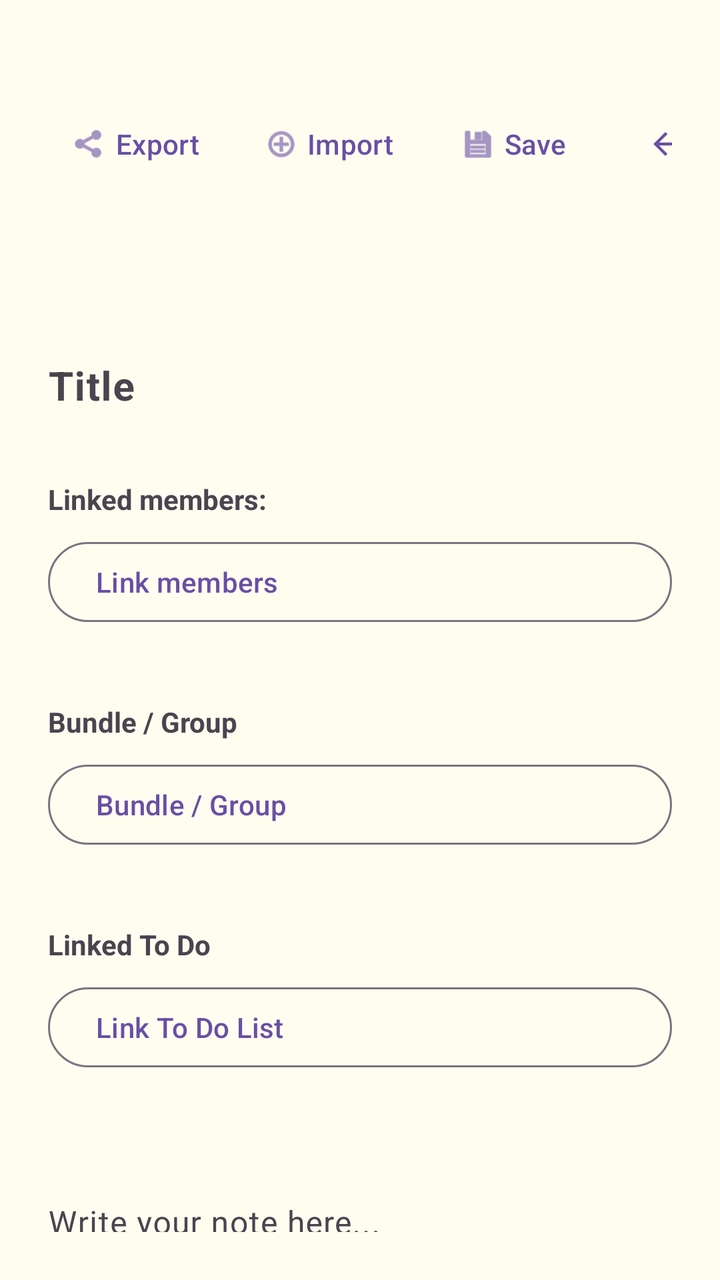
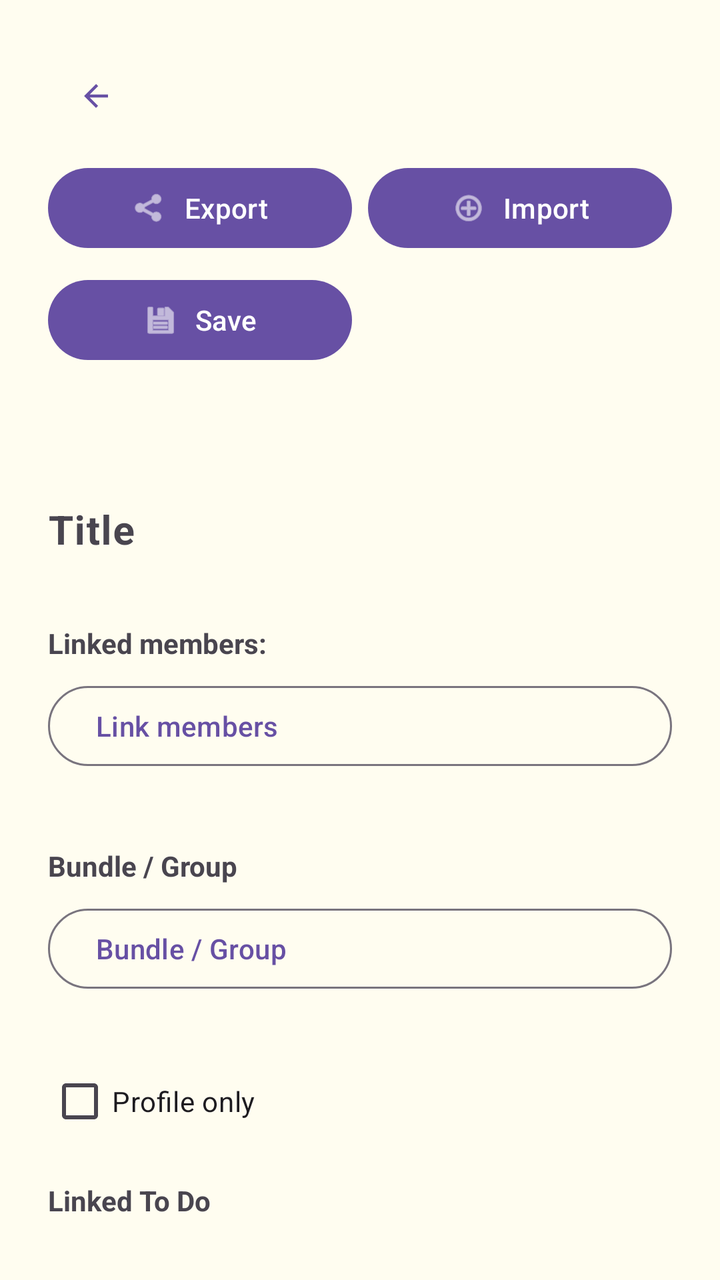

Compare the two renders of this Android layout. The source of the first and the diff that turns it into the second are given below.
<!-- AndroidManifest.xml: application theme Theme.PluralApp001 -->
<!-- res/layout/activity_edit_note.xml -->
<?xml version="1.0" encoding="utf-8"?>
<androidx.constraintlayout.widget.ConstraintLayout xmlns:android="http://schemas.android.com/apk/res/android"
    xmlns:app="http://schemas.android.com/apk/res-auto"
    android:layout_width="match_parent"
    android:layout_height="match_parent"
    android:soundEffectsEnabled="false"
    android:fitsSystemWindows="true"
    android:background="#FFFDF0">

    <LinearLayout
        android:layout_width="match_parent"
        android:layout_height="match_parent"
        android:orientation="vertical"
        android:paddingTop="48dp"
        android:paddingStart="24dp"
        android:paddingEnd="24dp"
        android:paddingBottom="24dp">

        <RelativeLayout
            android:layout_width="match_parent"
            android:layout_height="wrap_content"
            android:layout_marginBottom="40dp">

            <LinearLayout
                android:layout_width="wrap_content"
                android:layout_height="wrap_content"
                android:layout_alignParentEnd="true"
                android:orientation="horizontal"
                android:gravity="center_vertical">

                <Button
                    android:id="@+id/btnReply"
                    style="@style/Widget.Material3.Button.TextButton"
                    android:layout_width="wrap_content"
                    android:layout_height="wrap_content"
                    android:minWidth="80dp"
                    android:layout_marginEnd="4dp"
                    app:icon="@android:drawable/ic_menu_revert"
                    app:iconGravity="textStart"
                    android:text="@string/action_reply"
                    android:visibility="gone" />

                <Button
                    android:id="@+id/btnMarkRead"
                    style="@style/Widget.Material3.Button.TextButton"
                    android:layout_width="wrap_content"
                    android:layout_height="wrap_content"
                    android:minWidth="80dp"
                    android:layout_marginEnd="4dp"
                    app:icon="@android:drawable/checkbox_on_background"
                    app:iconGravity="textStart"
                    android:text="@string/action_mark_read"
                    android:visibility="gone" />

                <Button
                    android:id="@+id/btnEditNoteMode"
                    style="@style/Widget.Material3.Button.TextButton"
                    android:layout_width="wrap_content"
                    android:layout_height="wrap_content"
                    android:minWidth="80dp"
                    android:layout_marginEnd="4dp"
                    app:icon="@android:drawable/ic_menu_edit"
                    app:iconGravity="textStart"
                    android:text="@string/edit"
                    android:visibility="gone" />

                <Button
                    android:id="@+id/btnExportNotePopup"
                    style="@style/Widget.Material3.Button.TextButton"
                    android:layout_width="wrap_content"
                    android:layout_height="wrap_content"
                    android:minWidth="80dp"
                    android:layout_marginEnd="8dp"
                    app:icon="@android:drawable/ic_menu_share"
                    app:iconGravity="textStart"
                    android:text="@string/action_export" />

                <Button
                    android:id="@+id/btnImportNote"
                    style="@style/Widget.Material3.Button.TextButton"
                    android:layout_width="wrap_content"
                    android:layout_height="wrap_content"
                    android:minWidth="80dp"
                    android:layout_marginEnd="8dp"
                    app:icon="@android:drawable/ic_menu_add"
                    app:iconGravity="textStart"
                    android:text="@string/action_import_note" />

                <Button
                    android:id="@+id/btnDeleteNote"
                    style="@style/Widget.Material3.Button.TextButton"
                    android:layout_width="wrap_content"
                    android:layout_height="wrap_content"
                    android:minWidth="80dp"
                    android:layout_marginEnd="8dp"
                    app:icon="@android:drawable/ic_menu_delete"
                    app:iconGravity="textStart"
                    android:text="@string/delete"
                    android:textColor="#FF0000"
                    android:visibility="gone" />

                <Button
                    android:id="@+id/btnSaveNote"
                    style="@style/Widget.Material3.Button.TextButton"
                    android:layout_width="wrap_content"
                    android:layout_height="wrap_content"
                    android:minWidth="80dp"
                    android:layout_marginEnd="8dp"
                    app:icon="@android:drawable/ic_menu_save"
                    app:iconGravity="textStart"
                    android:text="@string/save" />

                <View
                    android:layout_width="4dp"
                    android:layout_height="0dp" />

                <Button
                    android:id="@+id/btnEditNoteBack"
                    style="@style/Widget.Material3.Button.TextButton"
                    android:layout_width="48dp"
                    android:layout_height="48dp"
                    android:padding="0dp"
                    app:icon="@drawable/abc_ic_ab_back_material"
                    app:iconGravity="textStart"
                    app:iconPadding="0dp"
                    android:text="" />

            </LinearLayout>
        </RelativeLayout>

        <androidx.core.widget.NestedScrollView
            android:layout_width="match_parent"
            android:layout_height="0dp"
            android:layout_weight="1"
            android:layout_marginTop="16dp">

            <LinearLayout
                android:layout_width="match_parent"
                android:layout_height="wrap_content"
                android:orientation="vertical">

                <com.google.android.material.textfield.TextInputLayout
                    android:id="@+id/layoutNoteTitle"
                    android:layout_width="match_parent"
                    android:layout_height="wrap_content"
                    android:hint="@string/hint_note_title"
                    app:boxBackgroundMode="none"
                    app:boxStrokeWidth="0dp">

                    <com.google.android.material.textfield.TextInputEditText
                        android:id="@+id/editNoteTitle"
                        android:layout_width="match_parent"
                        android:layout_height="wrap_content"
                        android:paddingStart="0dp"
                        android:paddingEnd="0dp"
                        android:background="@null"
                        android:textSize="20sp"
                        android:textStyle="bold"
                        android:inputType="textCapSentences" />
                </com.google.android.material.textfield.TextInputLayout>

                <TextView
                    android:id="@+id/labelLinkedMembers"
                    android:layout_width="match_parent"
                    android:layout_height="wrap_content"
                    android:layout_marginTop="16dp"
                    android:text="@string/label_linked_members"
                    android:textSize="14sp"
                    android:textStyle="bold" />

                <Button
                    android:id="@+id/btnLinkMembers"
                    style="@style/Widget.Material3.Button.OutlinedButton"
                    android:layout_width="match_parent"
                    android:layout_height="wrap_content"
                    android:layout_marginTop="8dp"
                    android:text="@string/action_link_members"
                    android:textAlignment="viewStart" />

                <TextView
                    android:id="@+id/linkedMembersText"
                    android:layout_width="match_parent"
                    android:layout_height="wrap_content"
                    android:layout_marginTop="4dp"
                    android:textSize="12sp"
                    android:alpha="0.7" />

                <TextView
                    android:id="@+id/labelBundle"
                    android:layout_width="match_parent"
                    android:layout_height="wrap_content"
                    android:layout_marginTop="16dp"
                    android:text="@string/label_bundle"
                    android:textSize="14sp"
                    android:textStyle="bold" />

                <Button
                    android:id="@+id/btnSelectBundle"
                    style="@style/Widget.Material3.Button.OutlinedButton"
                    android:layout_width="match_parent"
                    android:layout_height="wrap_content"
                    android:layout_marginTop="8dp"
                    android:text="@string/label_bundle"
                    android:textAlignment="viewStart" />

                <TextView
                    android:id="@+id/selectedBundleText"
                    android:layout_width="match_parent"
                    android:layout_height="wrap_content"
                    android:layout_marginTop="4dp"
                    android:textSize="12sp"
                    android:alpha="0.7" />

                <TextView
                    android:id="@+id/labelLinkedTodo"
                    android:layout_width="match_parent"
                    android:layout_height="wrap_content"
                    android:layout_marginTop="16dp"
                    android:text="@string/label_linked_todo"
                    android:textSize="14sp"
                    android:textStyle="bold" />

                <Button
                    android:id="@+id/btnLinkTodo"
                    style="@style/Widget.Material3.Button.OutlinedButton"
                    android:layout_width="match_parent"
                    android:layout_height="wrap_content"
                    android:layout_marginTop="8dp"
                    android:text="@string/action_link_todo_list"
                    android:textAlignment="viewStart" />

                <TextView
                    android:id="@+id/linkedTodoText"
                    android:layout_width="match_parent"
                    android:layout_height="wrap_content"
                    android:layout_marginTop="4dp"
                    android:textSize="12sp"
                    android:alpha="0.7" />

                <com.google.android.material.textfield.TextInputLayout
                    android:id="@+id/layoutNoteContent"
                    android:layout_width="match_parent"
                    android:layout_height="wrap_content"
                    android:layout_marginTop="16dp"
                    android:hint="@string/hint_note_content"
                    app:boxBackgroundMode="none"
                    app:boxStrokeWidth="0dp">

                    <com.google.android.material.textfield.TextInputEditText
                        android:id="@+id/editNoteContent"
                        android:layout_width="match_parent"
                        android:layout_height="wrap_content"
                        android:minHeight="200dp"
                        android:paddingStart="0dp"
                        android:paddingEnd="0dp"
                        android:background="@null"
                        android:gravity="top"
                        android:inputType="textMultiLine|textCapSentences" />
                </com.google.android.material.textfield.TextInputLayout>

                <TextView
                    android:id="@+id/markdownNoteView"
                    android:layout_width="match_parent"
                    android:layout_height="wrap_content"
                    android:layout_marginTop="16dp"
                    android:textSize="16sp"
                    android:textColor="@color/black"
                    android:visibility="gone" />

                
                <LinearLayout
                    android:id="@+id/mediaEmbedContainerNote"
                    android:layout_width="match_parent"
                    android:layout_height="wrap_content"
                    android:orientation="vertical"
                    android:layout_marginTop="12dp" />

            </LinearLayout>
        </androidx.core.widget.NestedScrollView>

    </LinearLayout>
</androidx.constraintlayout.widget.ConstraintLayout>
<!-- resources referenced by this layout -->
<resources>
  <color name="black">#FF000000</color>
  <string name="action_export">Export</string>
  <string name="action_import_note">Import</string>
  <string name="action_link_members">Link members</string>
  <string name="action_link_todo_list">Link To Do List</string>
  <string name="action_mark_read">Mark as Read</string>
  <string name="action_reply">Reply</string>
  <string name="delete">Delete</string>
  <string name="edit">Edit</string>
  <string name="hint_note_content">Write your note here...</string>
  <string name="hint_note_title">Title</string>
  <string name="label_bundle">Bundle / Group</string>
  <string name="label_linked_members">Linked members:</string>
  <string name="label_linked_todo">Linked To Do</string>
  <string name="save">Save</string>
  <style name="Theme.PluralApp001" parent="Base.Theme.PluralApp001" />
  <style name="Base.Theme.PluralApp001" parent="Theme.Material3.DayNight.NoActionBar">
          
          
      </style>
</resources>

<!-- the commit's change to res/layout/activity_edit_note.xml (unified diff, before → after) -->
@@ -11,7 +11,7 @@
         android:layout_width="match_parent"
         android:layout_height="match_parent"
         android:orientation="vertical"
-        android:paddingTop="48dp"
+        android:paddingTop="24dp"
         android:paddingStart="24dp"
         android:paddingEnd="24dp"
         android:paddingBottom="24dp">
@@ -19,114 +19,101 @@
         <RelativeLayout
             android:layout_width="match_parent"
             android:layout_height="wrap_content"
-            android:layout_marginBottom="40dp">
-
-            <LinearLayout
-                android:layout_width="wrap_content"
-                android:layout_height="wrap_content"
-                android:layout_alignParentEnd="true"
-                android:orientation="horizontal"
-                android:gravity="center_vertical">
-
-                <Button
-                    android:id="@+id/btnReply"
-                    style="@style/Widget.Material3.Button.TextButton"
-                    android:layout_width="wrap_content"
-                    android:layout_height="wrap_content"
-                    android:minWidth="80dp"
-                    android:layout_marginEnd="4dp"
-                    app:icon="@android:drawable/ic_menu_revert"
-                    app:iconGravity="textStart"
-                    android:text="@string/action_reply"
-                    android:visibility="gone" />
-
-                <Button
-                    android:id="@+id/btnMarkRead"
-                    style="@style/Widget.Material3.Button.TextButton"
-                    android:layout_width="wrap_content"
-                    android:layout_height="wrap_content"
-                    android:minWidth="80dp"
-                    android:layout_marginEnd="4dp"
-                    app:icon="@android:drawable/checkbox_on_background"
-                    app:iconGravity="textStart"
-                    android:text="@string/action_mark_read"
-                    android:visibility="gone" />
-
-                <Button
-                    android:id="@+id/btnEditNoteMode"
-                    style="@style/Widget.Material3.Button.TextButton"
-                    android:layout_width="wrap_content"
-                    android:layout_height="wrap_content"
-                    android:minWidth="80dp"
-                    android:layout_marginEnd="4dp"
-                    app:icon="@android:drawable/ic_menu_edit"
-                    app:iconGravity="textStart"
-                    android:text="@string/edit"
-                    android:visibility="gone" />
-
-                <Button
-                    android:id="@+id/btnExportNotePopup"
-                    style="@style/Widget.Material3.Button.TextButton"
-                    android:layout_width="wrap_content"
-                    android:layout_height="wrap_content"
-                    android:minWidth="80dp"
-                    android:layout_marginEnd="8dp"
-                    app:icon="@android:drawable/ic_menu_share"
-                    app:iconGravity="textStart"
-                    android:text="@string/action_export" />
-
-                <Button
-                    android:id="@+id/btnImportNote"
-                    style="@style/Widget.Material3.Button.TextButton"
-                    android:layout_width="wrap_content"
-                    android:layout_height="wrap_content"
-                    android:minWidth="80dp"
-                    android:layout_marginEnd="8dp"
-                    app:icon="@android:drawable/ic_menu_add"
-                    app:iconGravity="textStart"
-                    android:text="@string/action_import_note" />
-
-                <Button
-                    android:id="@+id/btnDeleteNote"
-                    style="@style/Widget.Material3.Button.TextButton"
-                    android:layout_width="wrap_content"
-                    android:layout_height="wrap_content"
-                    android:minWidth="80dp"
-                    android:layout_marginEnd="8dp"
-                    app:icon="@android:drawable/ic_menu_delete"
-                    app:iconGravity="textStart"
-                    android:text="@string/delete"
-                    android:textColor="#FF0000"
-                    android:visibility="gone" />
-
-                <Button
-                    android:id="@+id/btnSaveNote"
-                    style="@style/Widget.Material3.Button.TextButton"
-                    android:layout_width="wrap_content"
-                    android:layout_height="wrap_content"
-                    android:minWidth="80dp"
-                    android:layout_marginEnd="8dp"
-                    app:icon="@android:drawable/ic_menu_save"
-                    app:iconGravity="textStart"
-                    android:text="@string/save" />
-
-                <View
-                    android:layout_width="4dp"
-                    android:layout_height="0dp" />
-
-                <Button
-                    android:id="@+id/btnEditNoteBack"
-                    style="@style/Widget.Material3.Button.TextButton"
-                    android:layout_width="48dp"
-                    android:layout_height="48dp"
-                    android:padding="0dp"
-                    app:icon="@drawable/abc_ic_ab_back_material"
-                    app:iconGravity="textStart"
-                    app:iconPadding="0dp"
-                    android:text="" />
-
-            </LinearLayout>
+            android:layout_marginBottom="8dp">
+
+            <Button
+                android:id="@+id/btnEditNoteBack"
+                style="@style/Widget.Material3.Button.TextButton"
+                android:layout_width="48dp"
+                android:layout_height="48dp"
+                android:padding="0dp"
+                app:icon="@drawable/abc_ic_ab_back_material"
+                app:iconGravity="textStart"
+                app:iconPadding="0dp"
+                android:text="" />
         </RelativeLayout>
+
+        <androidx.constraintlayout.widget.ConstraintLayout
+            android:layout_width="match_parent"
+            android:layout_height="wrap_content"
+            android:layout_marginBottom="24dp">
+
+            <androidx.constraintlayout.helper.widget.Flow
+                android:id="@+id/flowButtons"
+                android:layout_width="match_parent"
+                android:layout_height="wrap_content"
+                app:flow_maxElementsWrap="2"
+                app:flow_wrapMode="aligned"
+                app:flow_horizontalGap="8dp"
+                app:flow_verticalGap="8dp"
+                app:flow_horizontalStyle="spread"
+                app:constraint_referenced_ids="btnReply,btnMarkRead,btnEditNoteMode,btnExportNotePopup,btnImportNote,btnDeleteNote,btnSaveNote"
+                app:layout_constraintTop_toTopOf="parent"
+                app:layout_constraintStart_toStartOf="parent"
+                app:layout_constraintEnd_toEndOf="parent" />
+
+            <Button
+                android:id="@+id/btnReply"
+                android:layout_width="0dp"
+                android:layout_height="wrap_content"
+                app:icon="@android:drawable/ic_menu_revert"
+                app:iconGravity="textStart"
+                android:text="@string/action_reply"
+                android:visibility="gone" />
+
+            <Button
+                android:id="@+id/btnMarkRead"
+                android:layout_width="0dp"
+                android:layout_height="wrap_content"
+                app:icon="@android:drawable/checkbox_on_background"
+                app:iconGravity="textStart"
+                android:text="@string/action_mark_read"
+                android:visibility="gone" />
+
+            <Button
+                android:id="@+id/btnEditNoteMode"
+                android:layout_width="0dp"
+                android:layout_height="wrap_content"
+                app:icon="@android:drawable/ic_menu_edit"
+                app:iconGravity="textStart"
+                android:text="@string/edit"
+                android:visibility="gone" />
+
+            <Button
+                android:id="@+id/btnExportNotePopup"
+                android:layout_width="0dp"
+                android:layout_height="wrap_content"
+                app:icon="@android:drawable/ic_menu_share"
+                app:iconGravity="textStart"
+                android:text="@string/action_export" />
+
+            <Button
+                android:id="@+id/btnImportNote"
+                android:layout_width="0dp"
+                android:layout_height="wrap_content"
+                app:icon="@android:drawable/ic_menu_add"
+                app:iconGravity="textStart"
+                android:text="@string/action_import_note" />
+
+            <Button
+                android:id="@+id/btnDeleteNote"
+                android:layout_width="0dp"
+                android:layout_height="wrap_content"
+                app:icon="@android:drawable/ic_menu_delete"
+                app:iconGravity="textStart"
+                android:text="@string/delete"
+                android:textColor="#FF0000"
+                android:visibility="gone" />
+
+            <Button
+                android:id="@+id/btnSaveNote"
+                android:layout_width="0dp"
+                android:layout_height="wrap_content"
+                app:icon="@android:drawable/ic_menu_save"
+                app:iconGravity="textStart"
+                android:text="@string/save" />
+
+        </androidx.constraintlayout.widget.ConstraintLayout>
 
         <androidx.core.widget.NestedScrollView
             android:layout_width="match_parent"
@@ -211,6 +198,13 @@
                     android:textSize="12sp"
                     android:alpha="0.7" />
 
+                <CheckBox
+                    android:id="@+id/cbProfileOnlyNote"
+                    android:layout_width="wrap_content"
+                    android:layout_height="wrap_content"
+                    android:layout_marginTop="8dp"
+                    android:text="@string/action_profile_only" />
+
                 <TextView
                     android:id="@+id/labelLinkedTodo"
                     android:layout_width="match_parent"
<!-- resource entries referenced after the edit -->
@@ -6,6 +6,7 @@
   <string name="action_link_members">Link members</string>
   <string name="action_link_todo_list">Link To Do List</string>
   <string name="action_mark_read">Mark as Read</string>
+  <string name="action_profile_only">Profile only</string>
   <string name="action_reply">Reply</string>
   <string name="delete">Delete</string>
   <string name="edit">Edit</string>
